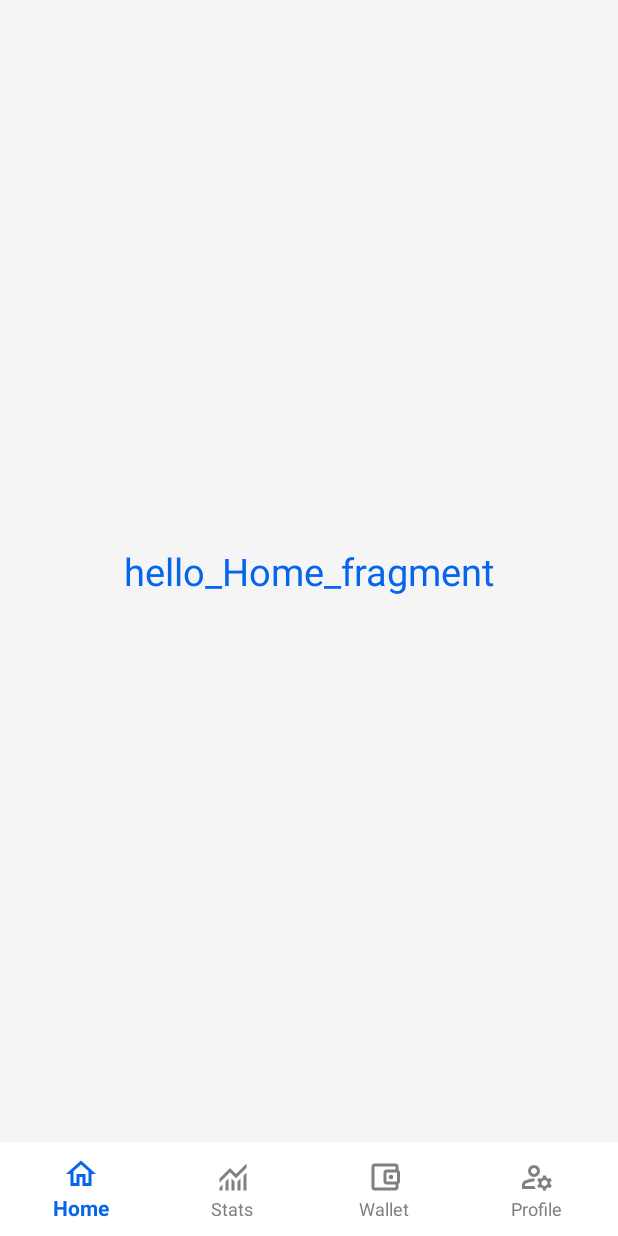
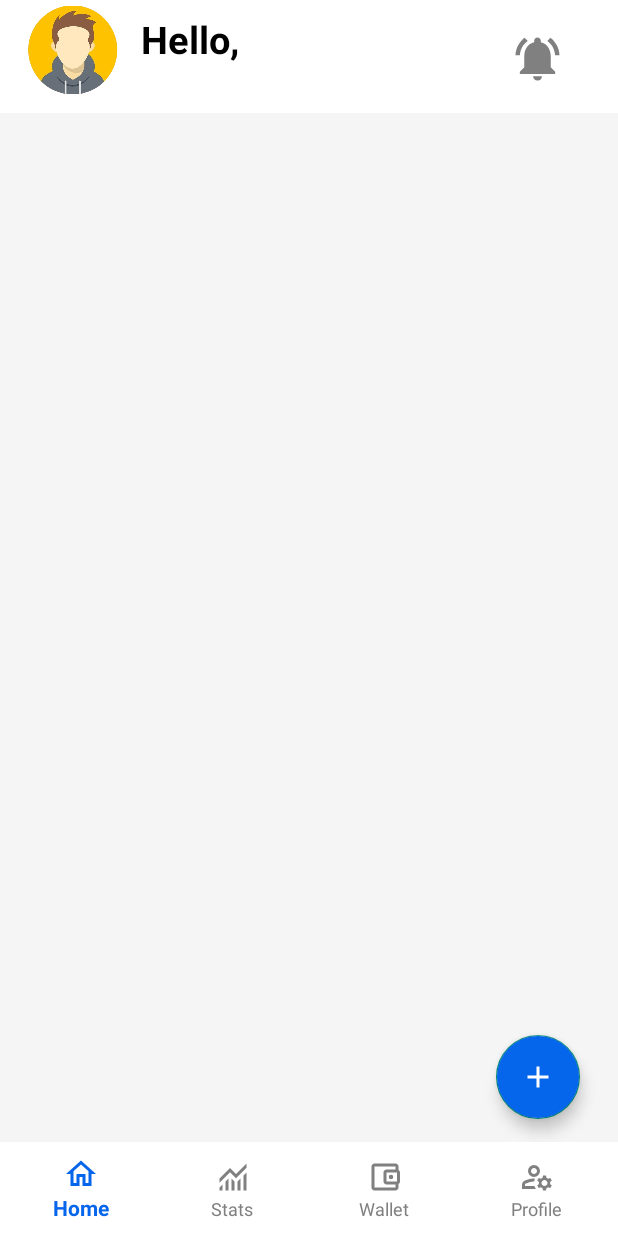
Before and after one commit to skandalkar/Mini-Project-on-College-Activity, an Android app: the FragmentHome screen opened directly, with no data from a screen before it, on a phone screen of 412 x 824 dp. Run offline under Robolectric (Android 15) with nearby library versions, the phone set to English and light mode, and no system bars; 2 statements that could not run were skipped.

Commit message:
Additional changes and home section.

```diff
--- a/app/src/main/java/com/example/expensetracker/FragmentHome.java
+++ b/app/src/main/java/com/example/expensetracker/FragmentHome.java
@@ -1,64 +1,44 @@
 package com.example.expensetracker;
 
+import android.annotation.SuppressLint;
 import android.os.Bundle;
-
 import androidx.fragment.app.Fragment;
-
 import android.view.LayoutInflater;
 import android.view.View;
 import android.view.ViewGroup;
+import android.widget.TextView;
+import android.widget.Toolbar;
 
-/**
- * A simple {@link Fragment} subclass.
- * Use the {@link FragmentHome#newInstance} factory method to
- * create an instance of this fragment.
- */
+import org.w3c.dom.Text;
+
 public class FragmentHome extends Fragment {
 
-    // TODO: Rename parameter arguments, choose names that match
-    // the fragment initialization parameters, e.g. ARG_ITEM_NUMBER
-    private static final String ARG_PARAM1 = "param1";
-    private static final String ARG_PARAM2 = "param2";
-
-    // TODO: Rename and change types of parameters
-    private String mParam1;
-    private String mParam2;
-
+    Toolbar toolbar;
+    TextView userProfileName;
     public FragmentHome() {
         // Required empty public constructor
-    }
-
-    /**
-     * Use this factory method to create a new instance of
-     * this fragment using the provided parameters.
-     *
-     * @param param1 Parameter 1.
-     * @param param2 Parameter 2.
-     * @return A new instance of fragment FragmentHome.
-     */
-    // TODO: Rename and change types and number of parameters
-    public static FragmentHome newInstance(String param1, String param2) {
-        FragmentHome fragment = new FragmentHome();
-        Bundle args = new Bundle();
-        args.putString(ARG_PARAM1, param1);
-        args.putString(ARG_PARAM2, param2);
-        fragment.setArguments(args);
-        return fragment;
     }
 
     @Override
     public void onCreate(Bundle savedInstanceState) {
         super.onCreate(savedInstanceState);
-        if (getArguments() != null) {
-            mParam1 = getArguments().getString(ARG_PARAM1);
-            mParam2 = getArguments().getString(ARG_PARAM2);
-        }
     }
 
+    @SuppressLint("WrongViewCast")
     @Override
-    public View onCreateView(LayoutInflater inflater, ViewGroup container,
-                             Bundle savedInstanceState) {
-        // Inflate the layout for this fragment
-        return inflater.inflate(R.layout.fragment_home, container, false);
+    public View onCreateView(LayoutInflater inflater, ViewGroup container, Bundle savedInstanceState) {
+
+        View view = inflater.inflate(R.layout.fragment_home, container, false);
+        toolbar = view.findViewById(R.id.home_toolbar);
+
+
+
+//        userProfileName = view.findViewById(R.id.user_profile_name);
+
+
+        String userProfileName = getArguments().getString("username");
+        //userProfileName.setText(userProfileName);
+
+        return view;
     }
 }
--- /dev/null
+++ b/app/src/main/res/drawable/notification.xml
@@ -0,0 +1,13 @@
+<vector
+    xmlns:android="http://schemas.android.com/apk/res/android"
+    android:height="24dp"
+    android:tint="@color/grey"
+    android:viewportHeight="24"
+    android:viewportWidth="24"
+    android:width="24dp">
+
+    <path
+        android:fillColor="@android:color/white"
+        android:pathData="M7.58,4.08L6.15,2.65C3.75,4.48 2.17,7.3 2.03,10.5h2c0.15,-2.65 1.51,-4.97 3.55,-6.42zM19.97,10.5h2c-0.15,-3.2 -1.73,-6.02 -4.12,-7.85l-1.42,1.43c2.02,1.45 3.39,3.77 3.54,6.42zM18,11c0,-3.07 -1.64,-5.64 -4.5,-6.32L13.5,4c0,-0.83 -0.67,-1.5 -1.5,-1.5s-1.5,0.67 -1.5,1.5v0.68C7.63,5.36 6,7.92 6,11v5l-2,2v1h16v-1l-2,-2v-5zM12,22c0.14,0 0.27,-0.01 0.4,-0.04 0.65,-0.14 1.18,-0.58 1.44,-1.18 0.1,-0.24 0.15,-0.5 0.15,-0.78h-4c0.01,1.1 0.9,2 2.01,2z"/>
+
+</vector>
--- a/app/src/main/res/layout/fragment_home.xml
+++ b/app/src/main/res/layout/fragment_home.xml
@@ -1,20 +1,49 @@
 <?xml version="1.0" encoding="utf-8"?>
-<FrameLayout xmlns:android="http://schemas.android.com/apk/res/android"
+<RelativeLayout xmlns:android="http://schemas.android.com/apk/res/android"
     xmlns:tools="http://schemas.android.com/tools"
     android:layout_width="match_parent"
     android:layout_height="match_parent"
     tools:context=".FragmentHome"
     >
+<include layout="@layout/home_toolbar"/>
+    <!-- TODO: Update blank fragment layout -->
+    <ScrollView
+        android:layout_width="wrap_content"
+        android:layout_height="wrap_content">
+
+        <LinearLayout
+            android:layout_marginTop="69dp"
+            android:layout_width="wrap_content"
+            android:layout_height="wrap_content"
+            android:orientation="vertical"
+            >
+            <ListView
+                android:id="@+id/expenses"
+                android:layout_width="match_parent"
+                android:layout_height="wrap_content"
+                android:divider="@null"
+                android:scrollbars="none"
+                />
+
+        </LinearLayout>
+
+    </ScrollView>
 
     <!-- TODO: Update blank fragment layout -->
-    <TextView
-        android:layout_width="match_parent"
-        android:layout_height="match_parent"
-        android:text="hello_Home_fragment"
-        android:layout_gravity="center"
-        android:gravity="center"
-        android:textColor="@color/universal"
-        android:textSize="25dp"
+    <com.google.android.material.floatingactionbutton.FloatingActionButton
+        android:id="@+id/addexpense"
+        android:layout_width="70dp"
+        android:layout_height="70dp"
+        android:src="@drawable/baseline_add_24"
+        android:textAllCaps="false"
+        android:layout_alignParentBottom="true"
+        android:layout_alignParentRight="true"
+        android:layout_marginBottom="15dp"
+        android:layout_marginRight="25dp"
+        android:backgroundTint="@color/universal"
+        android:textColor="@color/white"
+        android:padding="10dp"
         />
 
-</FrameLayout>
+
+</RelativeLayout>
--- /dev/null
+++ b/app/src/main/res/layout/home_toolbar.xml
@@ -0,0 +1,58 @@
+<?xml version="1.0" encoding="utf-8"?>
+<LinearLayout
+    xmlns:android="http://schemas.android.com/apk/res/android"
+    android:layout_width="match_parent"
+    android:layout_height="wrap_content"
+    android:orientation="horizontal"
+    android:padding="3dp"
+    android:background="@color/white"
+    android:id="@+id/home_toolbar"
+    >
+
+    <ImageView
+        android:id="@+id/backbtn"
+        android:layout_width="60dp"
+        android:layout_height="60dp"
+        android:padding="0dp"
+        android:layout_marginLeft="15dp"
+        android:src="@drawable/personprofile" />
+
+    <LinearLayout
+        android:layout_width="wrap_content"
+        android:layout_height="wrap_content"
+        android:orientation="vertical"
+        android:layout_marginTop="5dp"
+        android:layout_marginLeft="15dp"
+        >
+        <TextView
+            android:layout_width="wrap_content"
+            android:layout_height="wrap_content"
+            android:text="Hello,"
+            android:textStyle="bold"
+            android:textColor="@color/black"
+            android:textSize="25dp"
+        />
+        <TextView
+            android:id="@+id/user_profile_name"
+            android:layout_width="match_parent"
+            android:layout_height="wrap_content"
+            android:text=" "
+            android:textSize="21dp"
+            android:textColor="@color/black"
+            />
+    </LinearLayout>
+
+    <ImageView
+        android:layout_width="38dp"
+        android:layout_height="38dp"
+        android:src="@drawable/notification"
+        android:padding="1dp"
+        android:layout_marginTop="1dp"
+        android:layout_gravity="center"
+       android:layout_marginLeft="180dp"
+        />
+
+
+
+
+</LinearLayout>
```
Also changed, not shown: app/src/main/java/com/example/expensetracker/SignUpActivity.java (+8 -0 lines), app/src/main/res/drawable/baseline_arrow_back.xml (added, +14 -0 lines), app/src/main/res/drawable/cancel_base.xml (added, +14 -0 lines), app/src/main/res/layout/custom_action_bar.xml (added, +19 -0 lines), app/src/main/res/drawable/personprofile.png (added).
